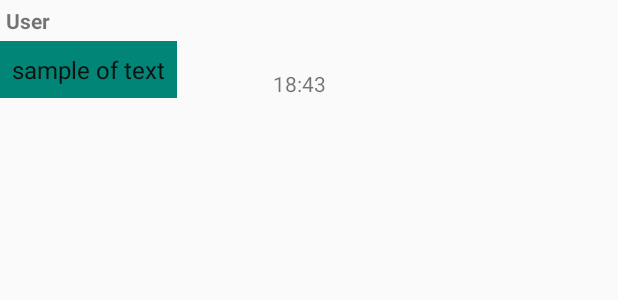
After one commit to felipeSaCa/App, an Android app: the layout received_groups_message.xml on its own in the app's theme, with its tools: preview values and no code run, on a phone screen of 412 x 824 dp. The commit adds this screen. Shown: the top 300 px of the screen. Run offline under Robolectric (Android 15) with nearby library versions, the phone set to English and light mode, and no system bars.

Commit message:
Layout para mensajes creados.

```diff
--- a/app/src/main/AndroidManifest.xml
+++ b/app/src/main/AndroidManifest.xml
@@ -5,6 +5,7 @@
     <uses-permission android:name="android.permission.ACCESS_FINE_LOCATION" />
     <uses-permission android:name="android.permission.ACCESS_COARSE_LOCATION" />
     <uses-permission android:name="android.permission.WRITE_EXTERNAL_STORAGE" />
+    <uses-permission android:name="android.permission.READ_EXTERNAL_STORAGE" />
     <uses-permission android:name="android.permission.INTERNET" />
 
     <uses-feature
--- /dev/null
+++ b/app/src/main/res/layout/received_groups_message.xml
@@ -0,0 +1,37 @@
+<?xml version="1.0" encoding="utf-8"?>
+<RelativeLayout xmlns:android="http://schemas.android.com/apk/res/android"
+    android:orientation="vertical" android:layout_width="match_parent"
+    android:layout_height="wrap_content">
+
+    <TextView
+        android:layout_width="wrap_content"
+        android:layout_height="wrap_content"
+        android:layout_margin="4dp"
+        android:id="@+id/userText"
+        android:text="User"
+        android:textStyle="bold" />
+
+    <TextView
+        android:layout_width="wrap_content"
+        android:layout_height="wrap_content"
+        android:layout_below="@id/userText"
+        android:background="@color/colorPrimary"
+        android:textColor="#0f0f0f"
+        android:padding="8dp"
+        android:layout_marginEnd="64dp"
+        android:layout_marginBottom="4dp"
+        android:textSize="16dp"
+        android:id="@+id/receivedTxt"
+        android:text="sample of text"/>
+
+    <TextView
+        android:layout_width="wrap_content"
+        android:layout_height="wrap_content"
+        android:layout_toEndOf="@id/receivedTxt"
+        android:layout_alignBottom="@id/receivedTxt"
+        android:id="@+id/dateText"
+        android:text="18:43"
+
+        />
+
+</RelativeLayout>
--- a/build.gradle
+++ b/build.gradle
@@ -7,7 +7,7 @@ buildscript {
 
     }
     dependencies {
-        classpath 'com.android.tools.build:gradle:3.5.3'
+        classpath 'com.android.tools.build:gradle:3.6.1'
 
         // NOTE: Do not place your application dependencies here; they belong
         // in the individual module build.gradle files
```
Also changed, not shown: app/src/main/java/com/comov/myapplication/MainActivity.java (+4 -4 lines), app/src/main/java/com/comov/myapplication/Register.java (+4 -4 lines), app/src/main/res/layout/activity_chat.xml (+21 -13 lines), app/src/main/res/layout/message_sent.xml (added, +30 -0 lines), app/src/main/res/layout/received_user_message.xml (added, +28 -0 lines), gradle/wrapper/gradle-wrapper.properties.
